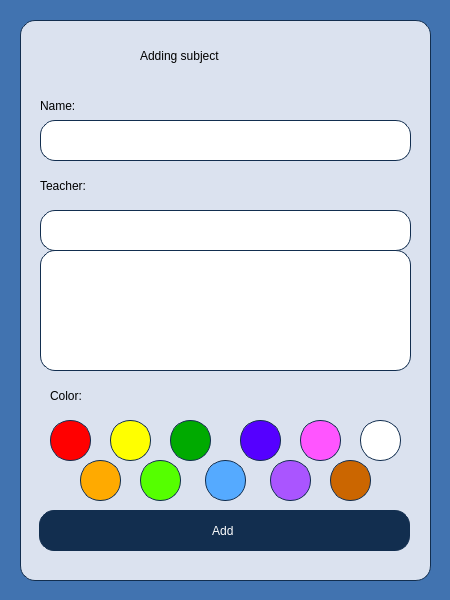
Qt form Planner/subjectadding.ui (BeliaViktoria/Planner) before a commit.
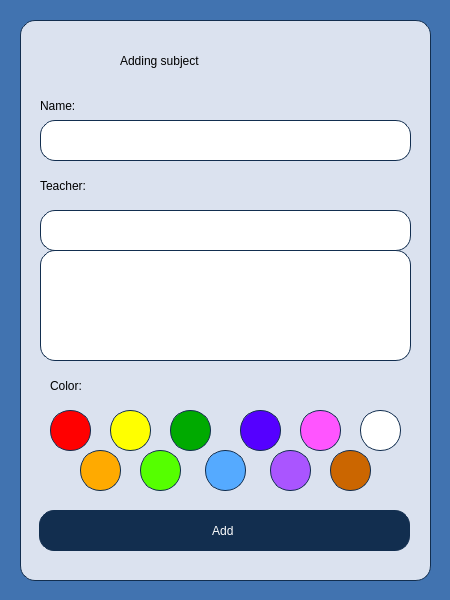
The same form after that commit.

Patch:
```diff
--- a/Planner/subjectadding.ui
+++ b/Planner/subjectadding.ui
@@ -82,7 +82,7 @@
       <x>20</x>
       <y>230</y>
       <width>371</width>
-      <height>121</height>
+      <height>111</height>
      </rect>
     </property>
     <property name="styleSheet">
@@ -93,7 +93,7 @@
     <property name="geometry">
      <rect>
       <x>30</x>
-      <y>400</y>
+      <y>390</y>
       <width>41</width>
       <height>41</height>
      </rect>
@@ -110,7 +110,7 @@
     <property name="geometry">
      <rect>
       <x>90</x>
-      <y>400</y>
+      <y>390</y>
       <width>41</width>
       <height>41</height>
      </rect>
@@ -128,7 +128,7 @@
     <property name="geometry">
      <rect>
       <x>150</x>
-      <y>400</y>
+      <y>390</y>
       <width>41</width>
       <height>41</height>
      </rect>
@@ -145,7 +145,7 @@
     <property name="geometry">
      <rect>
       <x>220</x>
-      <y>400</y>
+      <y>390</y>
       <width>41</width>
       <height>41</height>
      </rect>
@@ -162,7 +162,7 @@
     <property name="geometry">
      <rect>
       <x>280</x>
-      <y>400</y>
+      <y>390</y>
       <width>41</width>
       <height>41</height>
      </rect>
@@ -180,7 +180,7 @@
     <property name="geometry">
      <rect>
       <x>340</x>
-      <y>400</y>
+      <y>390</y>
       <width>41</width>
       <height>41</height>
      </rect>
@@ -197,7 +197,7 @@
     <property name="geometry">
      <rect>
       <x>60</x>
-      <y>440</y>
+      <y>430</y>
       <width>41</width>
       <height>41</height>
      </rect>
@@ -214,7 +214,7 @@
     <property name="geometry">
      <rect>
       <x>120</x>
-      <y>440</y>
+      <y>430</y>
       <width>41</width>
       <height>41</height>
      </rect>
@@ -231,7 +231,7 @@
     <property name="geometry">
      <rect>
       <x>185</x>
-      <y>440</y>
+      <y>430</y>
       <width>41</width>
       <height>41</height>
      </rect>
@@ -249,7 +249,7 @@
     <property name="geometry">
      <rect>
       <x>250</x>
-      <y>440</y>
+      <y>430</y>
       <width>41</width>
       <height>41</height>
      </rect>
@@ -266,7 +266,7 @@
     <property name="geometry">
      <rect>
       <x>310</x>
-      <y>440</y>
+      <y>430</y>
       <width>41</width>
       <height>41</height>
      </rect>
@@ -283,10 +283,10 @@
   <widget class="QLabel" name="label_AddSubject">
    <property name="geometry">
     <rect>
-     <x>140</x>
+     <x>120</x>
      <y>40</y>
-     <width>191</width>
-     <height>31</height>
+     <width>211</width>
+     <height>41</height>
     </rect>
    </property>
    <property name="styleSheet">
@@ -360,7 +360,7 @@
    <property name="geometry">
     <rect>
      <x>50</x>
-     <y>380</y>
+     <y>370</y>
      <width>121</width>
      <height>31</height>
     </rect>
```
Left out of the diff: 2 changed lines with no effect on the pictures.
